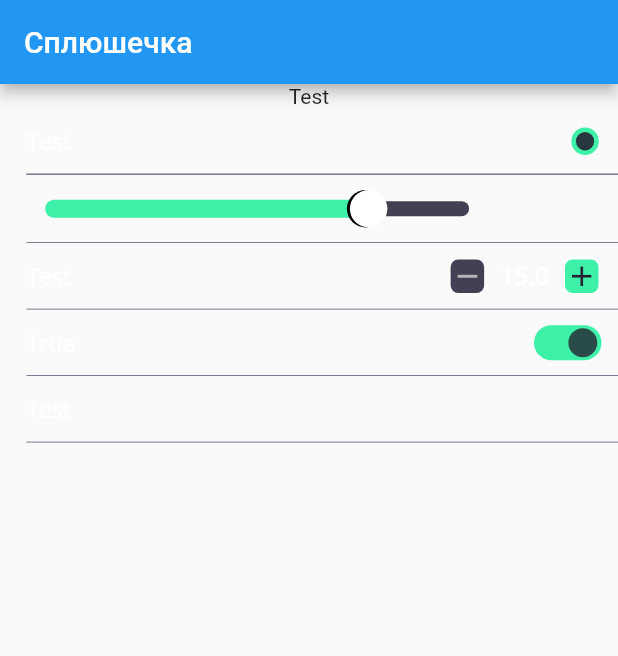
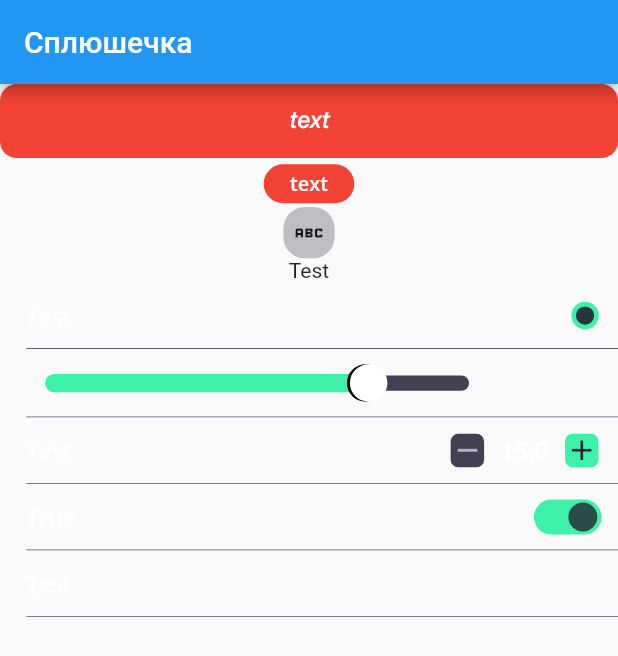
Before and after one commit to Den0110/splyshechka, a Flutter app: the screen it shows after launch, on a phone screen of 412 x 824 dp. Shown: the top 656 px of the screen. Run offline on Flutter 3.47's test engine with Material 2 defaults, Android fonts, the phone set to English and light mode, and no system bars; drawn by our look-alikes of flutter_switch; our stand-ins replace flutter_screenutil, flutter_svg; missing offline and left inert: flutter_polygon; project files that could hold a hidden picture were left out.

Commit message:
Feat: созданы основные виды кнопок: круглая кнопка, большая и маленькая текстовая кнопка, многоугольная кнопка

```diff
--- a/lib/main.dart
+++ b/lib/main.dart
@@ -1,5 +1,8 @@
 import 'package:flutter/material.dart';
 import 'package:flutter_screenutil/flutter_screenutil.dart';
+import 'package:my_pillow/widgets/buttons/circle_icon_button.dart';
+import 'package:my_pillow/widgets/buttons/large_button.dart';
+import 'package:my_pillow/widgets/buttons/small_button.dart';
 import 'package:my_pillow/widgets/options_list/active_widget.dart';
 import 'package:my_pillow/widgets/options_list/check_element.dart';
 import 'package:my_pillow/widgets/options_list/list_element.dart';
@@ -56,12 +59,27 @@ class _MyHomePageState extends State<MyHomePage> {
       body: SingleChildScrollView(
         child: Column(
           children: [
+            LargeButton(text: "text",backgroundColor: Colors.red, onPressed: () {}),
+            SmallButton(text: "text",backgroundColor: Colors.red, onPressed: () {}),
+            CircleIconButton(icon: Icon(Icons.abc), onPressed: () {}),
             ActiveWidget(isActive: true, child: Text('Test')),
-            CheckElement(title: 'Test', isActive: true, value: true , onChanged:(){}),
+            CheckElement(
+                title: 'Test', isActive: true, value: true, onChanged: () {}),
             ListElement(isActive: true),
-            SliderElement(isActive: true, value: 15.5, minValue: 1.0, maxValue: 20.0, onChanged: (a){}),
-            StepperElement(title: 'Test', isActive: true, value: 15, onIncrease: (){}, onDecrease: (){}),
-            SwitchElement(title: 'True', isActive: true, value: true, onChanged: (a){}),
+            SliderElement(
+                isActive: true,
+                value: 15.5,
+                minValue: 1.0,
+                maxValue: 20.0,
+                onChanged: (a) {}),
+            StepperElement(
+                title: 'Test',
+                isActive: true,
+                value: 15,
+                onIncrease: () {},
+                onDecrease: () {}),
+            SwitchElement(
+                title: 'True', isActive: true, value: true, onChanged: (a) {}),
             ValueElement(title: 'Test', isActive: true),
           ],
         ),
--- /dev/null
+++ b/lib/widgets/buttons/circle_icon_button.dart
@@ -0,0 +1,37 @@
+
+
+import 'package:flutter/material.dart';
+import 'package:flutter_screenutil/flutter_screenutil.dart';
+import 'package:my_pillow/utils/app_colors.dart';
+
+class CircleIconButton extends StatelessWidget {
+  final VoidCallback onPressed;
+  final Widget icon;
+  final Color? borderColor;
+  final double? radius;
+
+  const CircleIconButton({
+    Key? key,
+    required this.icon,
+    required this.onPressed,
+    this.radius,
+    this.borderColor = AppColors.lightBlack,
+  }) : super(key: key);
+
+  @override
+  Widget build(BuildContext context) {
+    return Container(
+      decoration: BoxDecoration(
+        borderRadius: BorderRadius.circular(14.r),
+        color: borderColor,
+      ),
+      child: GestureDetector(
+        onTap: onPressed,
+        child: Padding(
+          padding: EdgeInsets.all(radius ?? 5.r),
+          child: icon,
+        ),
+      ),
+    );
+  }
+}
--- /dev/null
+++ b/lib/widgets/buttons/large_button.dart
@@ -0,0 +1,76 @@
+
+
+import 'package:flutter/material.dart';
+import 'package:flutter_screenutil/flutter_screenutil.dart';
+import 'package:my_pillow/utils/app_colors.dart';
+import 'package:my_pillow/utils/app_text_styles.dart';
+import 'package:my_pillow/widgets/options_list/active_widget.dart';
+
+class LargeButton extends StatelessWidget {
+  final Color? backgroundColor;
+  final Color? shadowColor;
+  final String text;
+  final Color? textColor;
+  final Widget? icon;
+  final Color? iconColor;
+  final VoidCallback? onPressed;
+  final bool isActive;
+
+  const LargeButton({
+    Key? key,
+    required this.text,
+    required this.onPressed,
+    this.isActive = true,
+    this.backgroundColor,
+    this.shadowColor,
+    this.textColor,
+    this.icon,
+    this.iconColor,
+  }) : super(key: key);
+
+  @override
+  Widget build(BuildContext context) {
+    return ActiveWidget(
+      isActive: isActive,
+      onTap: onPressed,
+      child: Container(
+        padding: EdgeInsets.only(bottom: 4.h),
+        width: double.infinity,
+        decoration: BoxDecoration(
+          color: shadowColor,
+          borderRadius: BorderRadius.all(Radius.circular(11.r)),
+        ),
+        child: Container(
+          padding: EdgeInsets.only(
+            top: 12.h,
+            bottom: 15.h,
+            left: 16.w,
+            right: 16.w,
+          ),
+          decoration: BoxDecoration(
+            color: backgroundColor ?? Colors.transparent,
+            borderRadius: BorderRadius.all(Radius.circular(11.r)),
+          ),
+          child: Row(
+            mainAxisAlignment: MainAxisAlignment.center,
+            children: [
+              if (icon != null)
+                Padding(
+                  padding: EdgeInsets.only(right: 5.w),
+                  child: icon,
+                ),
+              Flexible(
+                child: Text(
+                  text,
+                  textAlign: TextAlign.center,
+                  style: AppTextStyles.buttonLargeStyle
+                      .copyWith(color: textColor ?? AppColors.white),
+                ),
+              ),
+            ],
+          ),
+        ),
+      ),
+    );
+  }
+}
--- /dev/null
+++ b/lib/widgets/buttons/small_button.dart
@@ -0,0 +1,61 @@
+
+
+import 'package:flutter/cupertino.dart';
+import 'package:flutter_screenutil/flutter_screenutil.dart';
+import 'package:my_pillow/utils/app_colors.dart';
+import 'package:my_pillow/utils/app_text_styles.dart';
+import 'package:my_pillow/widgets/options_list/active_widget.dart';
+
+class SmallButton extends StatelessWidget {
+  final Color? backgroundColor;
+  final Color? shadowColor;
+  final String text;
+  final Color? textColor;
+  final double? textSize;
+  final bool isActive;
+  final void Function()? onPressed;
+
+  const SmallButton({
+    Key? key,
+    required this.text,
+    required this.onPressed,
+    this.isActive=true,
+    this.backgroundColor,
+    this.shadowColor,
+    this.textColor,
+    this.textSize,
+  }) : super(key: key);
+
+  @override
+  Widget build(BuildContext context) {
+    return ActiveWidget(
+      isActive:isActive ,
+      onTap: onPressed,
+      child: IntrinsicWidth(
+        child: Container(
+          padding: EdgeInsets.only(bottom: 2.5.h),
+          decoration: BoxDecoration(
+            color: shadowColor,
+            borderRadius: BorderRadius.all(Radius.circular(20.r)),
+          ),
+          child: Container(
+            padding: EdgeInsets.symmetric(horizontal: 16.w, vertical: 2.h),
+            decoration: BoxDecoration(
+              color: backgroundColor,
+              borderRadius: BorderRadius.all(Radius.circular(20.r)),
+            ),
+            child: Text(
+              text,
+              textAlign: TextAlign.center,
+              style: AppTextStyles.buttonSmallStyle.copyWith(
+                color: textColor ?? AppColors.white,
+                fontSize: textSize ?? 13.sp,
+                height: 22.h / (textSize ?? 13.sp),
+              ),
+            ),
+          ),
+        ),
+      ),
+    );
+  }
+}
--- a/pubspec.yaml
+++ b/pubspec.yaml
@@ -26,11 +26,12 @@ environment:
 # dependencies can be manually updated by changing the version numbers below to
 # the latest version available on pub.dev. To see which dependencies have newer
 # versions available, run `flutter pub outdated`.
+
 dependencies:
   flutter:
     sdk: flutter
   flutter_switch: ^0.3.2
-
+  flutter_polygon: ^0.3.0+2
   # The following adds the Cupertino Icons font to your application.
   # Use with the CupertinoIcons class for iOS style icons.
   cupertino_icons: ^1.0.2
```
Also changed, not shown: lib/widgets/buttons/polygon_buttons.dart (added, +74 -0 lines), pubspec.lock.
